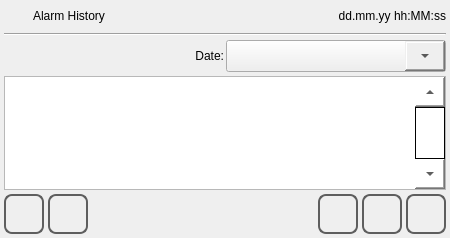
Above: qt_library/ATCMalarms/alarms_history.ui from MECTsrl/mect_plugins before the change. Below: the same form after it.
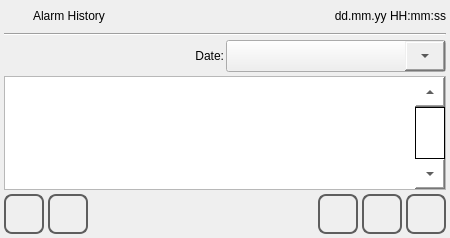
That is the form after the change. Icons and pictures are not drawn.

```diff
--- a/qt_library/ATCMalarms/alarms_history.ui
+++ b/qt_library/ATCMalarms/alarms_history.ui
@@ -100,7 +100,7 @@
         <enum>Qt::NoFocus</enum>
        </property>
        <property name="text">
-        <string>dd.mm.yy hh:MM:ss</string>
+        <string>dd.mm.yy HH:mm:ss</string>
        </property>
        <property name="alignment">
         <set>Qt::AlignRight|Qt::AlignTrailing|Qt::AlignVCenter</set>
```
